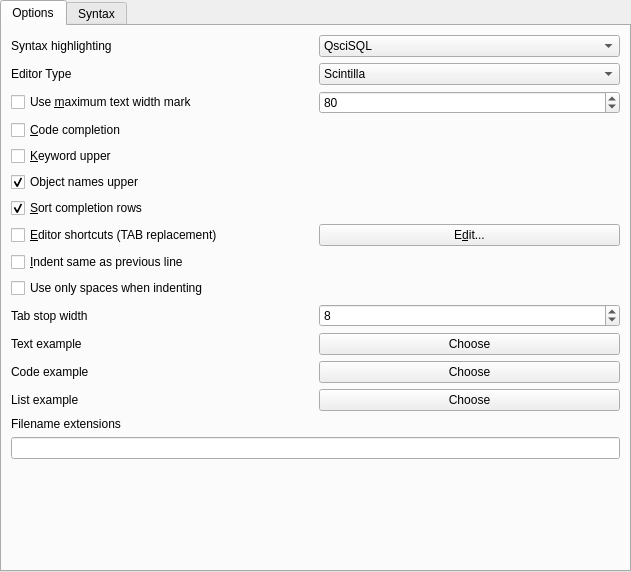
tora-tool/tora, file src/main/tosyntaxsetupui.ui: the form before one commit.
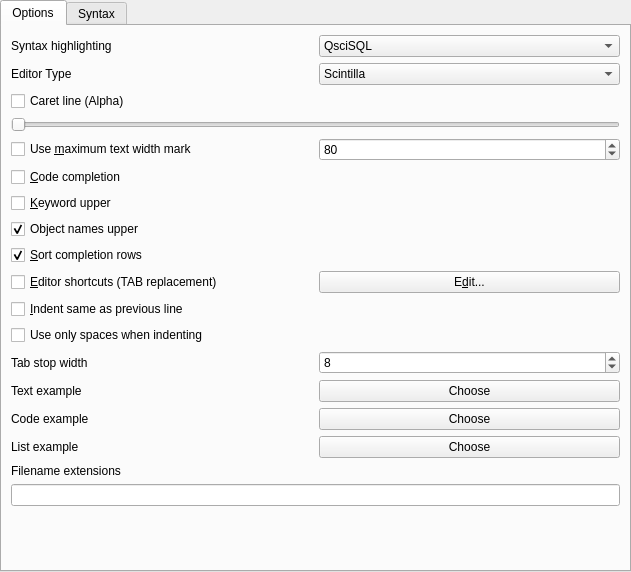
The form after the commit. Custom widgets are drawn as their Qt base class.

Commit message: Caret line alpha - configurable

Patch:
```diff
--- a/src/main/tosyntaxsetupui.ui
+++ b/src/main/tosyntaxsetupui.ui
@@ -101,6 +101,20 @@
          </item>
         </layout>
        </item>
+       <item>
+        <widget class="QCheckBox" name="CaretLineBool">
+         <property name="text">
+          <string>Caret line (Alpha)</string>
+         </property>
+        </widget>
+       </item>
+       <item>
+        <widget class="QSlider" name="CaretLineAlphaInt">
+         <property name="orientation">
+          <enum>Qt::Horizontal</enum>
+         </property>
+        </widget>
+       </item>
        <item>
         <layout class="QHBoxLayout" name="horizontalLayout">
          <item>
```
Left out of the diff: 16 changed lines with no effect on the pictures. The commit also changes 3 other files.
